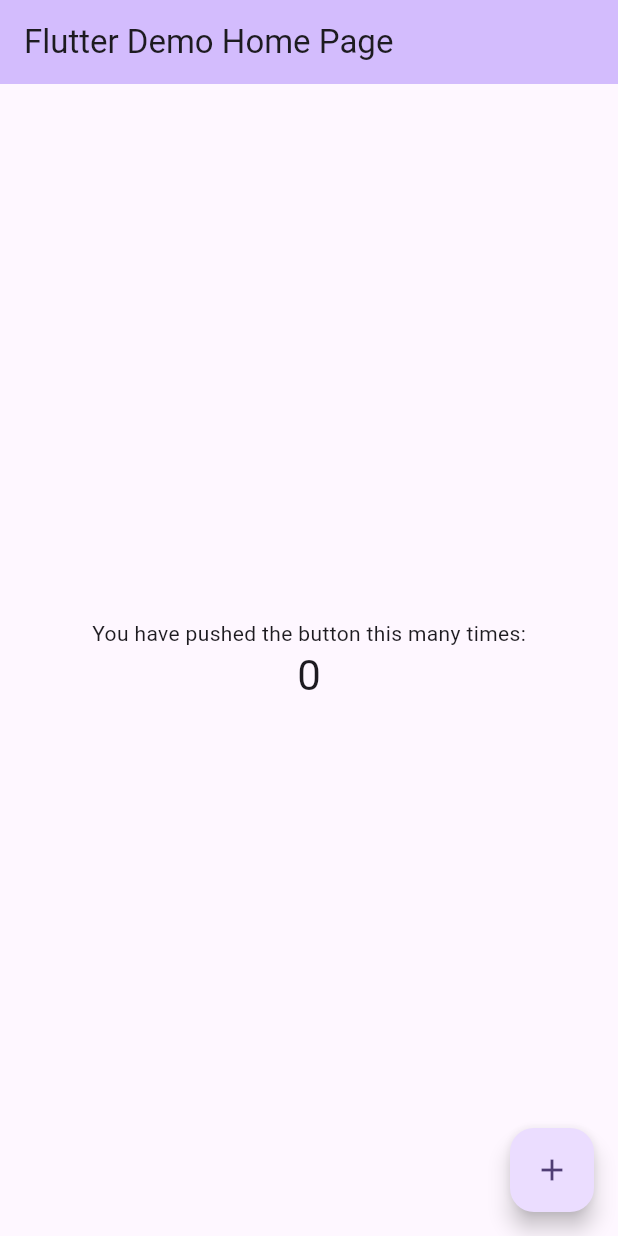
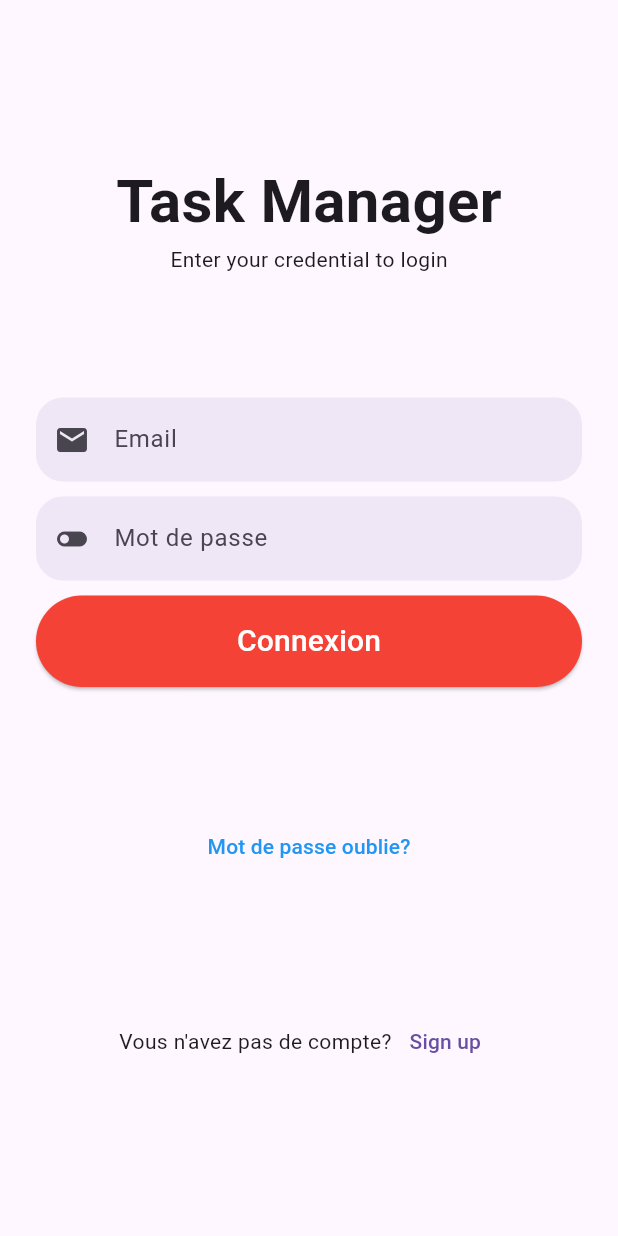
Before and after one commit to LAMZOU/Taskmanager, a Flutter app: the screen it shows after launch, on a phone screen of 412 x 824 dp. Run offline on Flutter 3.47's test engine with Material 3 defaults, Android fonts, the phone set to English and light mode, and no system bars.

Commit message:
add login and signup page

```diff
--- /dev/null
+++ b/lib/login.dart
@@ -0,0 +1,109 @@
+// ignore_for_file: prefer_const_literals_to_create_immutables, prefer_const_constructors
+
+import 'package:flutter/material.dart';
+
+class LoginPage extends StatelessWidget{
+  @override
+  Widget build(BuildContext context) {
+  var scaffold = Scaffold(
+      body: Container(
+        margin: EdgeInsets.all(24),
+        child: Column(
+          mainAxisAlignment: MainAxisAlignment.spaceEvenly,
+            children: [
+              _header(context),
+              _inputField(context),
+              _forgotpassword(context),
+              _signup(context),
+
+
+            ],
+          ),
+      ),
+      );
+  return SafeArea(
+    child: scaffold,
+
+  );
+  }
+  _header(context) {
+    // ignore: duplicate_ignore
+    // ignore: prefer_const_constructors
+    return Column(
+      children: [
+        Text("Task Manager",
+         style: TextStyle(
+          fontSize: 40,
+          fontWeight: FontWeight.bold,
+          ),
+          ),
+        Text("Enter your credential to login"),
+        ],
+    );
+  }
+
+  _inputField(context) {
+    return Column(
+      crossAxisAlignment: CrossAxisAlignment.stretch,
+      children: [
+        TextField(
+          decoration: InputDecoration(
+            hintText: "Email",
+            border: OutlineInputBorder(borderRadius: BorderRadius.circular(18),
+            borderSide: BorderSide.none),
+            fillColor: Theme.of(context).primaryColor.withOpacity(0.1),
+            filled: true,
+            prefixIcon:Icon(Icons.mail)
+            ),
+          ),
+          SizedBox(height: 10),
+          TextField(
+          decoration: InputDecoration(
+            hintText: "Mot de passe",
+            border: OutlineInputBorder(borderRadius: BorderRadius.circular(18),
+            borderSide: BorderSide.none),
+            fillColor: Theme.of(context).primaryColor.withOpacity(0.1),
+            filled: true,
+            prefixIcon:Icon(Icons.toggle_off_rounded),
+            ),
+            obscureText: true,
+          ),
+          SizedBox(height: 10),
+          ElevatedButton
+          (onPressed: (){},
+          // ignore: sort_child_properties_last
+          child: Text(
+            "Connexion",
+            style: TextStyle(fontSize: 20, color: Colors.white),
+            ),
+            style: ElevatedButton.styleFrom(
+              shape: StadiumBorder(),
+              padding: EdgeInsets.symmetric(vertical: 16),
+              backgroundColor: Colors.red,
+
+            ),
+            )
+      ],
+    );
+
+  }
+
+_forgotpassword(context) {
+  return TextButton(onPressed: (){}, child: Text(
+    "Mot de passe oublie?",
+    style: TextStyle(color: Colors.blue),
+  )
+  );
+}
+
+_signup(context) {
+  return Row (
+    mainAxisAlignment: MainAxisAlignment.center,
+    children: [
+      Text("Vous n'avez pas de compte?"),
+      TextButton(onPressed:(){}, child: Text("Sign up"))
+    ],
+  );
+}
+
+}
--- a/lib/main.dart
+++ b/lib/main.dart
@@ -1,125 +1,22 @@
 import 'package:flutter/material.dart';
+import 'package:taskmanager/login.dart';
 
 void main() {
   runApp(const MyApp());
 }
 
-class MyApp extends StatelessWidget {
+class MyApp extends StatelessWidget{
   const MyApp({super.key});
 
-  // This widget is the root of your application.
   @override
   Widget build(BuildContext context) {
     return MaterialApp(
+      debugShowCheckedModeBanner: false,
       title: 'Flutter Demo',
       theme: ThemeData(
-        // This is the theme of your application.
-        //
-        // TRY THIS: Try running your application with "flutter run". You'll see
-        // the application has a purple toolbar. Then, without quitting the app,
-        // try changing the seedColor in the colorScheme below to Colors.green
-        // and then invoke "hot reload" (save your changes or press the "hot
-        // reload" button in a Flutter-supported IDE, or press "r" if you used
-        // the command line to start the app).
-        //
-        // Notice that the counter didn't reset back to zero; the application
-        // state is not lost during the reload. To reset the state, use hot
-        // restart instead.
-        //
-        // This works for code too, not just values: Most code changes can be
-        // tested with just a hot reload.
-        colorScheme: ColorScheme.fromSeed(seedColor: Colors.deepPurple),
-        useMaterial3: true,
+        primarySwatch: Colors.blue
       ),
-      home: const MyHomePage(title: 'Flutter Demo Home Page'),
+      home: LoginPage(),
     );
   }
 }
-
-class MyHomePage extends StatefulWidget {
-  const MyHomePage({super.key, required this.title});
-
-  // This widget is the home page of your application. It is stateful, meaning
-  // that it has a State object (defined below) that contains fields that affect
-  // how it looks.
-
-  // This class is the configuration for the state. It holds the values (in this
-  // case the title) provided by the parent (in this case the App widget) and
-  // used by the build method of the State. Fields in a Widget subclass are
-  // always marked "final".
-
-  final String title;
-
-  @override
-  State<MyHomePage> createState() => _MyHomePageState();
-}
-
-class _MyHomePageState extends State<MyHomePage> {
-  int _counter = 0;
-
-  void _incrementCounter() {
-    setState(() {
-      // This call to setState tells the Flutter framework that something has
-      // changed in this State, which causes it to rerun the build method below
-      // so that the display can reflect the updated values. If we changed
-      // _counter without calling setState(), then the build method would not be
-      // called again, and so nothing would appear to happen.
-      _counter++;
-    });
-  }
-
-  @override
-  Widget build(BuildContext context) {
-    // This method is rerun every time setState is called, for instance as done
-    // by the _incrementCounter method above.
-    //
-    // The Flutter framework has been optimized to make rerunning build methods
-    // fast, so that you can just rebuild anything that needs updating rather
-    // than having to individually change instances of widgets.
-    return Scaffold(
-      appBar: AppBar(
-        // TRY THIS: Try changing the color here to a specific color (to
-        // Colors.amber, perhaps?) and trigger a hot reload to see the AppBar
-        // change color while the other colors stay the same.
-        backgroundColor: Theme.of(context).colorScheme.inversePrimary,
-        // Here we take the value from the MyHomePage object that was created by
-        // the App.build method, and use it to set our appbar title.
-        title: Text(widget.title),
-      ),
-      body: Center(
-        // Center is a layout widget. It takes a single child and positions it
-        // in the middle of the parent.
-        child: Column(
-          // Column is also a layout widget. It takes a list of children and
-          // arranges them vertically. By default, it sizes itself to fit its
-          // children horizontally, and tries to be as tall as its parent.
-          //
-          // Column has various properties to control how it sizes itself and
-          // how it positions its children. Here we use mainAxisAlignment to
-          // center the children vertically; the main axis here is the vertical
-          // axis because Columns are vertical (the cross axis would be
-          // horizontal).
-          //
-          // TRY THIS: Invoke "debug painting" (choose the "Toggle Debug Paint"
-          // action in the IDE, or press "p" in the console), to see the
-          // wireframe for each widget.
-          mainAxisAlignment: MainAxisAlignment.center,
-          children: <Widget>[
-            const Text(
-              'You have pushed the button this many times:',
-            ),
-            Text(
-              '$_counter',
-              style: Theme.of(context).textTheme.headlineMedium,
-            ),
-          ],
-        ),
-      ),
-      floatingActionButton: FloatingActionButton(
-        onPressed: _incrementCounter,
-        tooltip: 'Increment',
-        child: const Icon(Icons.add),
-      ), // This trailing comma makes auto-formatting nicer for build methods.
-    );
-  }
-}
```
Also changed, not shown: lib/Signup.dart (added, +120 -0 lines).
